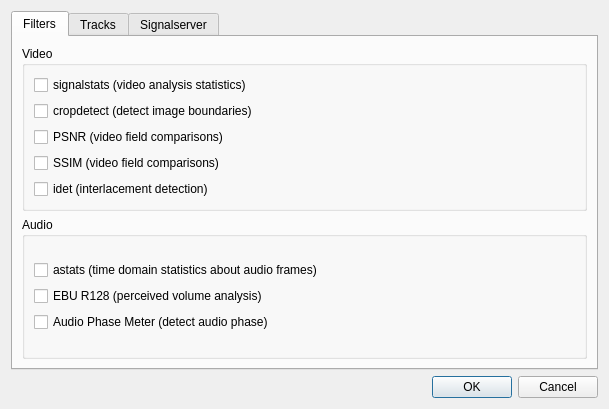
Before: the Qt Designer form Source/GUI/preferences.ui in bavc/qctools, drawn with Qt 5.
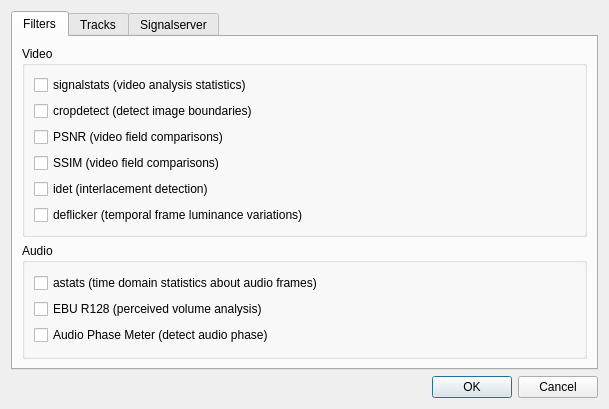
After: the same form once the commit is applied. The open tabs and pages were chosen to show the change.

Commit message: add deflicker graphs

The edit to the form file:
```diff
--- a/Source/GUI/preferences.ui
+++ b/Source/GUI/preferences.ui
@@ -69,6 +69,13 @@
                 </property>
                </widget>
               </item>
+              <item>
+               <widget class="QCheckBox" name="Filters_Video_Deflicker">
+                <property name="text">
+                 <string>deflicker (temporal frame luminance variations)</string>
+                </property>
+               </widget>
+              </item>
              </layout>
             </item>
            </layout>
```
Left out of the diff: 1 changed line with no effect on the pictures. The commit also changes 8 other files.
